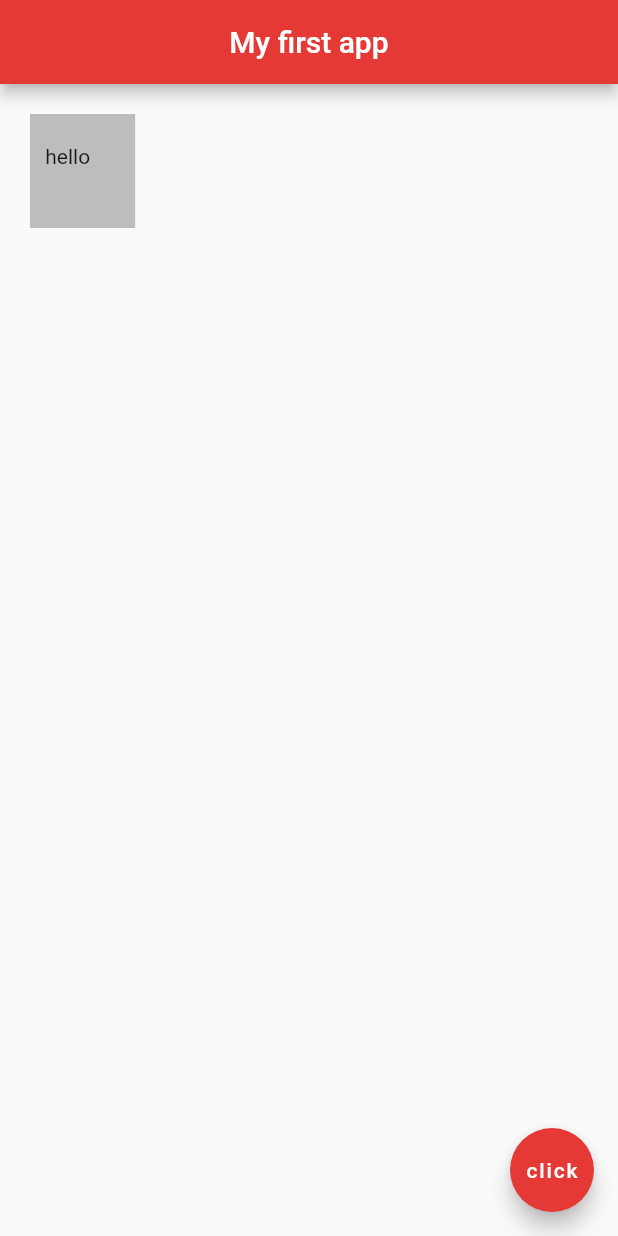
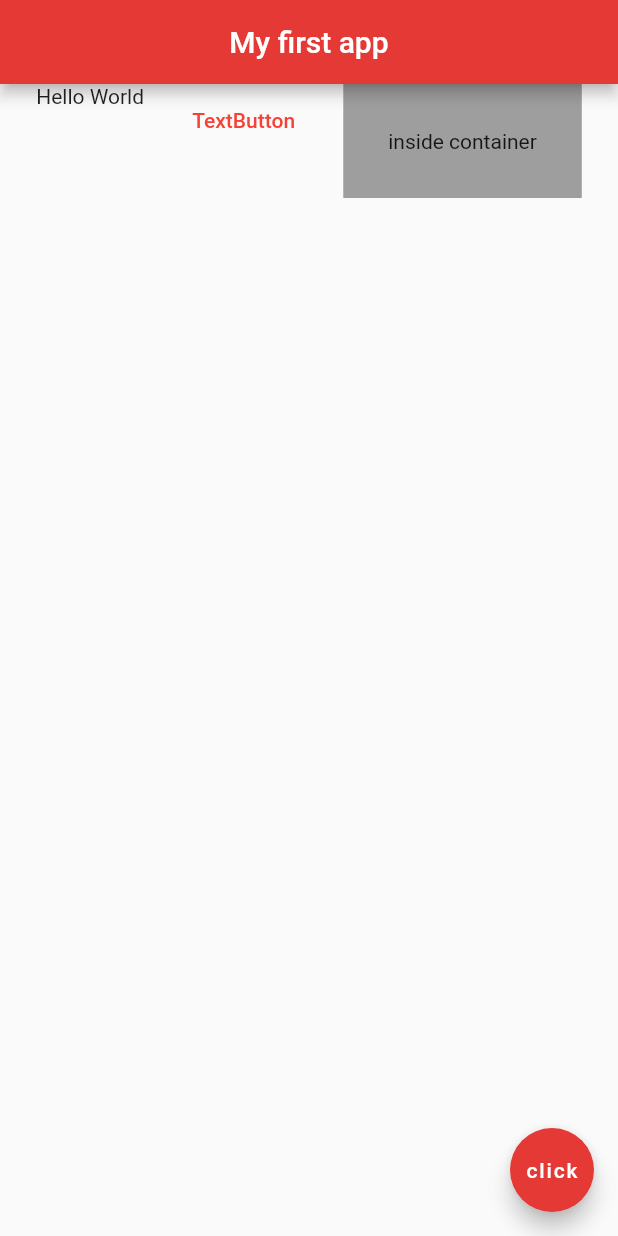
Before and after one commit to Kabbej/Flutter_Test, a Flutter app: the screen it shows after launch, on a phone screen of 412 x 824 dp. Run offline on Flutter 3.47's test engine with Material 2 defaults, Android fonts, the phone set to English and light mode, and no system bars.

Commit message:
Added rows with multiple widgets

```diff
--- a/lib/main.dart
+++ b/lib/main.dart
@@ -16,11 +16,23 @@ class Home extends StatelessWidget {
         centerTitle: true,
         backgroundColor: Colors.red[600],
       ),
-      body: Container (
-        padding: EdgeInsets.fromLTRB(10.2, 20.0, 30.0, 40),
-        margin: EdgeInsets.all(20.0),
-        color: Colors.grey[400],
-        child: Text('hello'),
+      body: Row(
+        mainAxisAlignment: MainAxisAlignment.spaceEvenly,
+        crossAxisAlignment: CrossAxisAlignment.start,
+        children: [
+          Text('Hello World'),
+          TextButton(
+              onPressed: (){},
+              style: TextButton.styleFrom(
+                primary: Colors.red),
+              child: Text('TextButton')
+          ),
+          Container (
+            color: Colors.grey,
+            padding: EdgeInsets.all(30.0),
+            child: Text('inside container'),
+          )
+        ], //Widget
       ),
       floatingActionButton: FloatingActionButton(
         onPressed: () {  },
```
